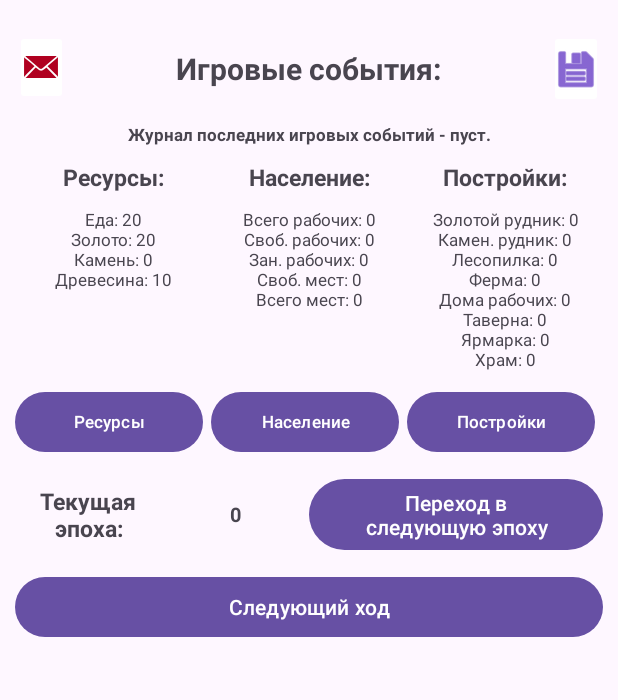
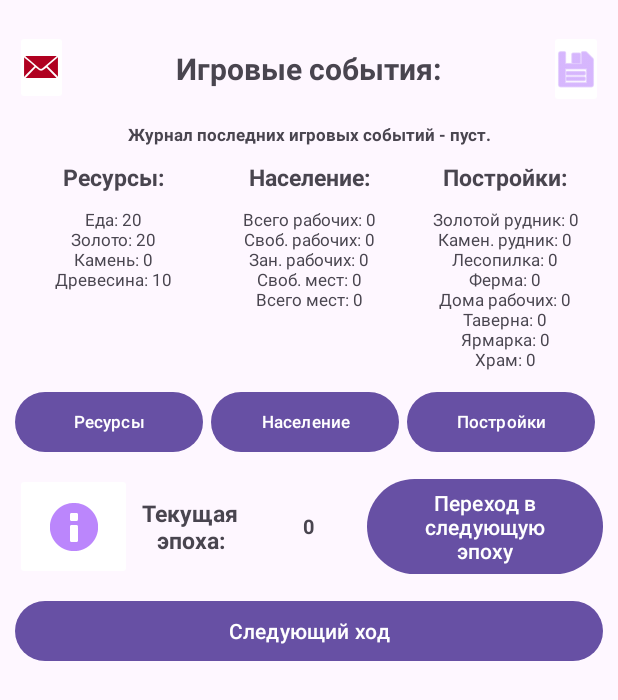
Before and after one commit to PavelRost/IBuilder, an Android app: the screen it shows after launch (MainActivity), on a phone screen of 412 x 824 dp. Shown: the top 700 px of the screen. Run offline under Robolectric (Android 15) with nearby library versions, the phone set to English and light mode, and no system bars; our stand-ins replace Room's generated code.

```diff
--- a/app/src/main/java/com/example/ibuilder/service/EraService.kt
+++ b/app/src/main/java/com/example/ibuilder/service/EraService.kt
@@ -5,7 +5,7 @@ import com.example.ibuilder.model.TypeResources
 
 object EraService {
 
-    private val costNextEra = mapOf(
+    val costNextEra = mapOf(
         "1" to mapOf(TypeResources.FOOD to 50, TypeResources.WOOD to 50),
         "2" to mapOf(
             TypeResources.FOOD to 100,
--- a/app/src/main/res/layout/activity_main.xml
+++ b/app/src/main/res/layout/activity_main.xml
@@ -41,7 +41,7 @@
             android:backgroundTint="@color/white"
             android:onClick="saveGame"
             app:srcCompat="@android:drawable/ic_menu_save"
-            app:tint="@color/purple_700" />
+            app:tint="@color/purple_200" />
 
     </LinearLayout>
 
@@ -193,12 +193,20 @@
         android:layout_marginEnd="10dp"
         android:orientation="horizontal">
 
+        <ImageButton
+            android:layout_width="0dp"
+            android:layout_height="match_parent"
+            android:layout_weight="1"
+            android:backgroundTint="@color/white"
+            android:onClick="showCostNextEra"
+            app:srcCompat="@android:drawable/ic_dialog_info"
+            app:tint="@color/purple_200" />
+
         <TextView
             android:layout_width="0dp"
-            android:layout_height="wrap_content"
-            android:layout_gravity="center"
+            android:layout_height="match_parent"
             android:layout_weight="1"
-            android:gravity="center_horizontal"
+            android:gravity="center"
             android:text="@string/header_current_era"
             android:textSize="15sp"
             android:textStyle="bold" />
@@ -206,8 +214,7 @@
         <TextView
             android:id="@+id/textView_main_current_era"
             android:layout_width="0dp"
-            android:layout_height="wrap_content"
-            android:layout_gravity="center"
+            android:layout_height="match_parent"
             android:layout_weight="1"
             android:gravity="center"
             android:text=""
```
Also changed, not shown: app/src/main/java/com/example/ibuilder/MainActivity.kt (+21 -0 lines).
